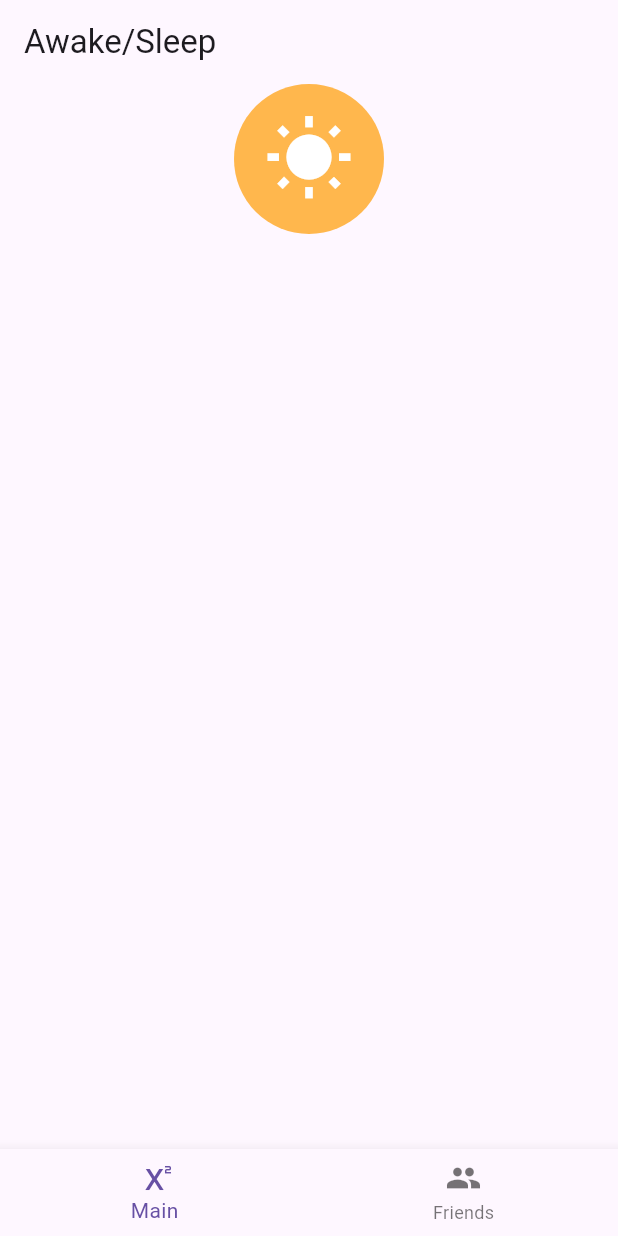
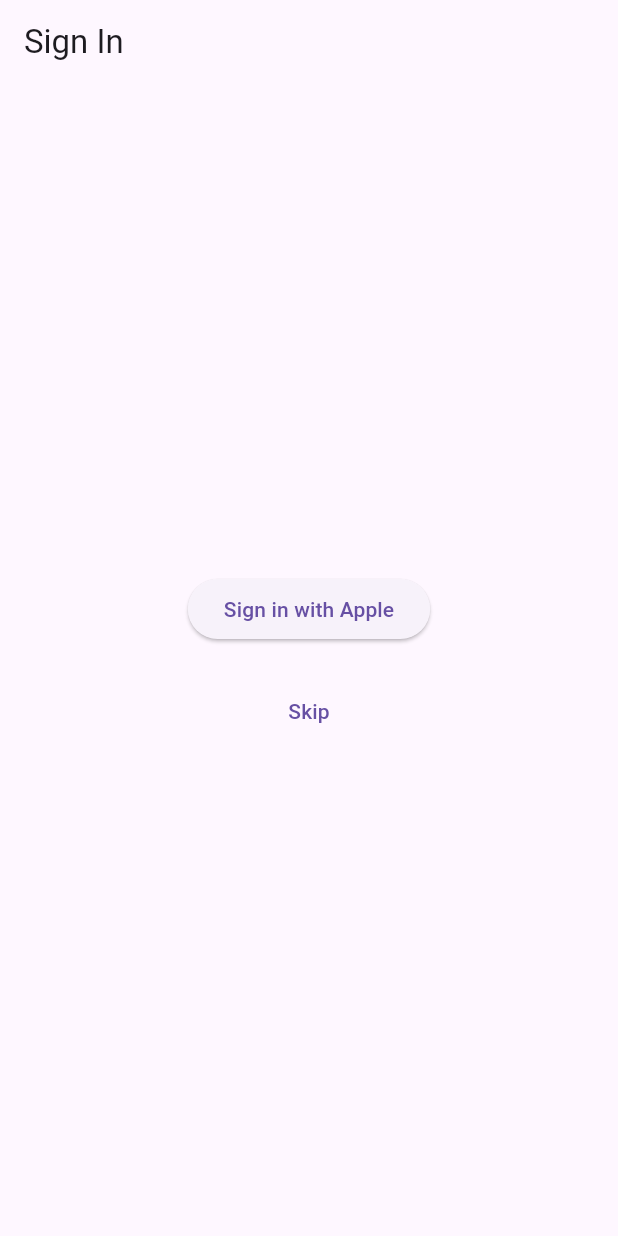
Before and after one commit to shinbehavior/beawake, a Flutter app: the screen it shows after launch, on a phone screen of 412 x 824 dp. Run offline on Flutter 3.47's test engine with Material 3 defaults, Android fonts, the phone set to English and light mode, and no system bars; our stand-ins replace cloud_firestore, firebase_auth, firebase_core, fluttertoast, shared_preferences, sign_in_with_apple; accounts and stored records are empty.

Commit message:
reg page

```diff
--- a/lib/app.dart
+++ b/lib/app.dart
@@ -1,3 +1,5 @@
+import 'package:beawake/screens/sign_in_screen.dart';
+import 'package:firebase_auth/firebase_auth.dart';
 import 'package:flutter/material.dart';
 import 'package:beawake/screens/home_screen.dart';
 import 'package:beawake/screens/friends_screen.dart';
@@ -9,10 +11,31 @@
 
 class _MyAppState extends State<MyApp> {
   int _currentIndex = 0;
-  final List<Widget> _children = [
-    HomeScreen(),
-    FriendsScreen(),
-  ];
+  final List<Widget> _children = [];
+
+  @override
+  void initState() {
+    super.initState();
+    _checkLoginStatus();
+  }
+
+  void _checkLoginStatus() {
+    var auth = FirebaseAuth.instance;
+    auth.authStateChanges().listen((User? user) {
+      if (user == null) {
+        setState(() {
+          _children.clear();
+          _children.add(SignInScreen());
+        });
+      } else {
+        setState(() {
+          _children..clear()
+                   ..add(HomeScreen())
+                   ..add(FriendsScreen());
+        });
+      }
+    });
+  }
 
   void onTabTapped(int index) {
     setState(() {
@@ -28,15 +51,15 @@
           index: _currentIndex,
           children: _children,
         ),
-        bottomNavigationBar: BottomNavigationBar(
+        bottomNavigationBar: _children.length > 1 ? BottomNavigationBar(
           onTap: onTabTapped,
           currentIndex: _currentIndex,
           items: [
             BottomNavigationBarItem(icon: Icon(Icons.superscript), label: "Main"),
             BottomNavigationBarItem(icon: Icon(Icons.people), label: "Friends"),
-          ]
-        ),
-      )
+          ],
+        ) : null,
+      ),
     );
   }
 }
--- a/lib/screens/home_screen.dart
+++ b/lib/screens/home_screen.dart
@@ -1,7 +1,5 @@
 import 'package:beawake/widgets/toggle_main_button.dart';
 import 'package:flutter/material.dart';
-import 'package:provider/provider.dart';
-import '../providers/event_manager.dart';
 import '../widgets/event_list.dart';
 
 class HomeScreen extends StatelessWidget {
--- /dev/null
+++ b/lib/screens/sign_in_screen.dart
@@ -0,0 +1,30 @@
+import 'package:flutter/material.dart';
+import '../widgets/sign_in_button.dart';
+import 'home_screen.dart';
+
+
+class SignInScreen extends StatelessWidget {
+  @override
+  Widget build(BuildContext context) {
+    return Scaffold(
+      appBar: AppBar(title: Text("Sign In")),
+      body: Center(
+        child: Column(
+          mainAxisAlignment: MainAxisAlignment.center,
+          children: [
+            SignInButton(),
+            SizedBox(height: 20),
+            TextButton(
+              onPressed: () {
+                Navigator.of(context).pushReplacement(
+                  MaterialPageRoute(builder: (_) => HomeScreen()),
+                );
+              },
+              child: Text("Skip"),
+            )
+          ],
+        ),
+      )
+    );
+  }
+}
--- a/lib/widgets/event_list.dart
+++ b/lib/widgets/event_list.dart
@@ -10,7 +10,7 @@
         return ListView.builder(
           itemCount: manager.events.length,
           itemBuilder: (context, index) {
-            final event = manager.events[index];
+            final event = manager.events.reversed.toList()[index];
             return ListTile(
               title: Text('${event.type} at ${event.timestamp}'),
             );
--- /dev/null
+++ b/lib/widgets/sign_in_button.dart
@@ -0,0 +1,34 @@
+import 'package:flutter/material.dart';
+import 'package:firebase_auth/firebase_auth.dart';
+import 'package:sign_in_with_apple/sign_in_with_apple.dart';
+
+class SignInButton extends StatelessWidget {
+  final FirebaseAuth _auth = FirebaseAuth.instance;
+
+  Future<void> signInWithApple() async {
+    try {
+      final appleCredential = await SignInWithApple.getAppleIDCredential(
+        scopes: [
+          AppleIDAuthorizationScopes.email,
+          AppleIDAuthorizationScopes.fullName,
+        ],
+      );
+      final oauthCredential = OAuthProvider("apple.com").credential(
+        idToken: appleCredential.identityToken,
+        accessToken: appleCredential.authorizationCode,
+      );
+      await _auth.signInWithCredential(oauthCredential);
+      //Navigate to home screen or handle sign in success
+    } catch (e) {
+      // Handle errors or cancellation
+    }
+  }
+
+  @override
+  Widget build(BuildContext context) {
+    return ElevatedButton(
+      onPressed: signInWithApple,
+      child: Text("Sign in with Apple"),
+    );
+  }
+}
--- a/lib/widgets/toggle_main_button.dart
+++ b/lib/widgets/toggle_main_button.dart
@@ -1,6 +1,5 @@
 import 'package:beawake/providers/event_manager.dart';
 import 'package:cloud_firestore/cloud_firestore.dart';
-import 'package:firebase_core/firebase_core.dart';
 import 'package:flutter/material.dart';
 import 'package:provider/provider.dart';
 
--- a/pubspec.yaml
+++ b/pubspec.yaml
@@ -34,6 +34,7 @@
   cloud_firestore: ^4.10.0
   firebase_auth: ^4.19.0
   provider: ^6.1.0
+  sign_in_with_apple: ^6.1.0
   flutter_localizations:
     sdk: flutter
   shared_preferences: ^2.2.0
```
Also changed, not shown: pubspec.lock, 4 other files.
